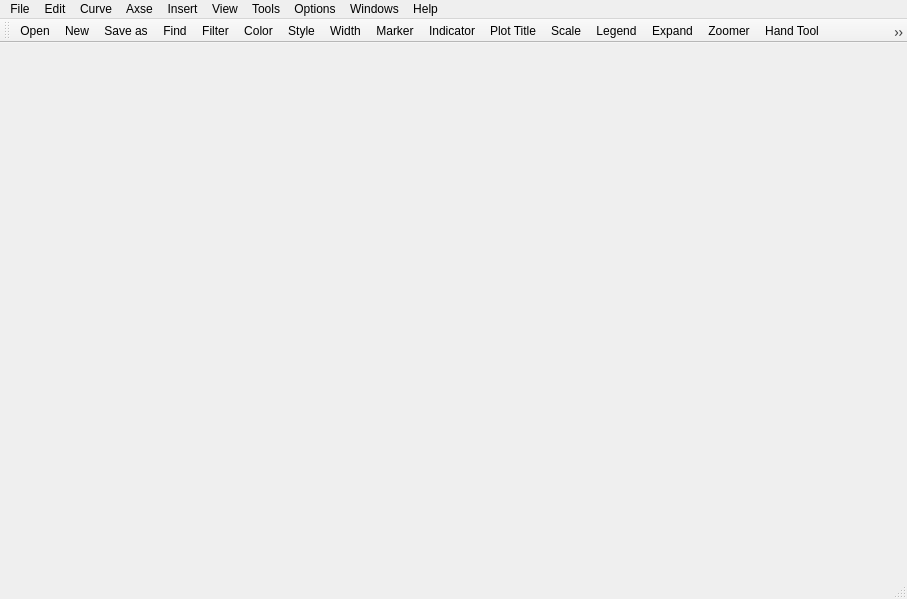
First picture: the form in icurve_v2.1/icurve/resource/icurve.ui, repository Sunfe/icurve, before the edit.
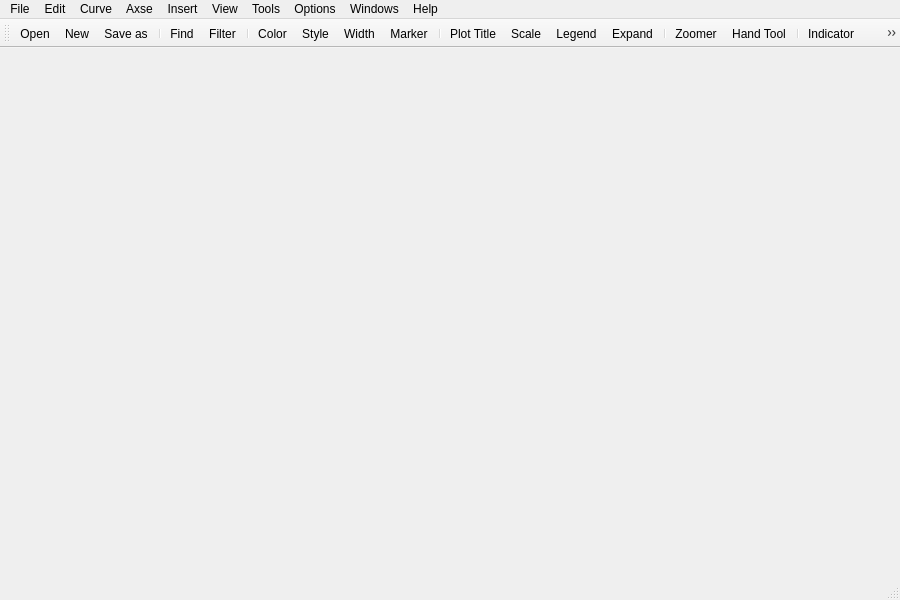
Second picture: the form after the edit. Icons and pictures are not drawn.

Commit message: toolbar icon postion and size adjusted. 20161030-11:45

```diff
--- a/icurve_v2.1/icurve/resource/icurve.ui
+++ b/icurve_v2.1/icurve/resource/icurve.ui
@@ -6,8 +6,8 @@
    <rect>
     <x>0</x>
     <y>0</y>
-    <width>907</width>
-    <height>599</height>
+    <width>900</width>
+    <height>600</height>
    </rect>
   </property>
   <property name="windowTitle">
@@ -17,13 +17,16 @@
    <iconset resource="icurve.qrc">
     <normaloff>:/icurve/images/icurve.ico</normaloff>:/icurve/images/icurve.ico</iconset>
   </property>
+  <property name="toolButtonStyle">
+   <enum>Qt::ToolButtonIconOnly</enum>
+  </property>
   <widget class="QWidget" name="centralWidget"/>
   <widget class="QMenuBar" name="menuBar">
    <property name="geometry">
     <rect>
      <x>0</x>
      <y>0</y>
-     <width>907</width>
+     <width>900</width>
      <height>21</height>
     </rect>
    </property>
@@ -168,12 +171,18 @@
    <property name="maximumSize">
     <size>
      <width>16777215</width>
-     <height>24</height>
+     <height>32</height>
     </size>
    </property>
    <property name="windowTitle">
     <string>toolBar</string>
    </property>
+   <property name="allowedAreas">
+    <set>Qt::AllToolBarAreas</set>
+   </property>
+   <property name="toolButtonStyle">
+    <enum>Qt::ToolButtonIconOnly</enum>
+   </property>
    <property name="floatable">
     <bool>false</bool>
    </property>
@@ -186,25 +195,31 @@
    <addaction name="actionOpen"/>
    <addaction name="actionNew"/>
    <addaction name="actionSaveAs"/>
+   <addaction name="separator"/>
    <addaction name="actionFind"/>
    <addaction name="actionFilter"/>
+   <addaction name="separator"/>
    <addaction name="actionColor"/>
    <addaction name="actionStyle"/>
    <addaction name="actionWidth"/>
    <addaction name="actionMarker"/>
-   <addaction name="actionIndicator"/>
+   <addaction name="separator"/>
    <addaction name="actionTitle"/>
    <addaction name="actionAxseScale"/>
    <addaction name="actionLegend"/>
    <addaction name="actionExpand"/>
+   <addaction name="separator"/>
    <addaction name="actionZoom"/>
    <addaction name="actionHandMove"/>
+   <addaction name="separator"/>
+   <addaction name="actionIndicator"/>
    <addaction name="actionInfo"/>
-   <addaction name="actionHide"/>
    <addaction name="actionShowAll"/>
-   <addaction name="actionRefresh"/>
+   <addaction name="separator"/>
    <addaction name="actionRemove"/>
    <addaction name="actionDelete"/>
+   <addaction name="separator"/>
+   <addaction name="actionRefresh"/>
   </widget>
   <action name="actionOpen">
    <property name="icon">
```
Left out of the diff: 2 changed lines with no effect on the pictures. The commit also changes 6 other files.
